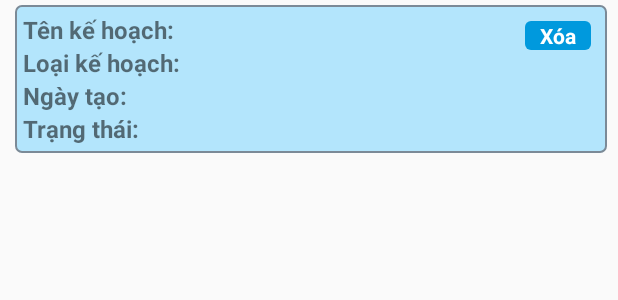
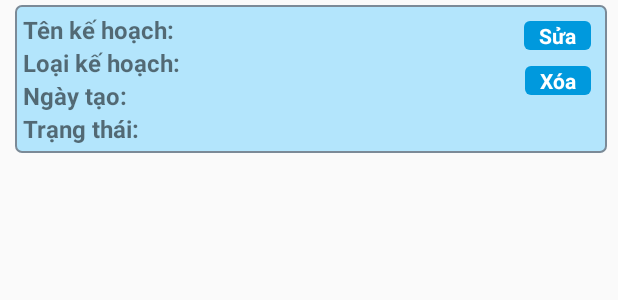
Before and after one commit to thanhhoang96/DoAnQLCSVC, an Android app: the layout item_qlkh.xml on its own in the app's theme, with its tools: preview values and no code run, on a phone screen of 412 x 824 dp. Shown: the top 300 px of the screen. Run offline under Robolectric (Android 15) with nearby library versions, the phone set to English and light mode, and no system bars.

Commit message:
sua chua

```diff
--- a/app/src/main/java/com/example/thanhhoang/qlcosovatchat/data/model/kehoach/KeHoach.kt
+++ b/app/src/main/java/com/example/thanhhoang/qlcosovatchat/data/model/kehoach/KeHoach.kt
@@ -1,6 +1,7 @@
 package com.example.thanhhoang.qlcosovatchat.data.model.kehoach
 
 import com.google.gson.annotations.SerializedName
+import java.io.Serializable
 
 data class KeHoach(
         @SerializedName("_id") var id: String,
@@ -8,4 +9,4 @@ data class KeHoach(
         @SerializedName("planStatus") var trangThaiKeHoach: Int,
         @SerializedName("createdAt") var ngayTaoKeHoach: String,
         @SerializedName("type") var loaiKeHoach: LoaiKeHoach?
-)
+): Serializable
--- a/app/src/main/res/layout/fragment_tao_moi_kh.xml
+++ b/app/src/main/res/layout/fragment_tao_moi_kh.xml
@@ -7,6 +7,7 @@
     android:orientation="vertical">
 
     <TextView
+        android:id="@+id/tvTitleKeHoach"
         android:layout_width="wrap_content"
         android:layout_height="wrap_content"
         android:layout_gravity="center"
--- a/app/src/main/res/layout/item_qlkh.xml
+++ b/app/src/main/res/layout/item_qlkh.xml
@@ -103,9 +103,28 @@
     </LinearLayout>
 
     <TextView
-        android:id="@+id/tvActionQlkh"
+        android:id="@+id/tvSuaQlkh"
         android:layout_width="wrap_content"
         android:layout_height="wrap_content"
+        android:layout_alignParentEnd="true"
+        android:layout_alignParentRight="true"
+        android:layout_margin="5dp"
+        android:layout_marginEnd="5dp"
+        android:layout_marginRight="5dp"
+        android:background="@drawable/bg_btn_login"
+        android:paddingLeft="10dp"
+        android:paddingRight="10dp"
+        android:text="@string/label_sua_qlkh"
+        android:textColor="@android:color/white"
+        android:textSize="14sp"
+        android:textStyle="bold"
+        tools:ignore="RelativeOverlap" />
+
+    <TextView
+        android:id="@+id/tvXoaQlkh"
+        android:layout_width="wrap_content"
+        android:layout_height="wrap_content"
+        android:layout_below="@id/tvSuaQlkh"
         android:layout_alignParentEnd="true"
         android:layout_alignParentRight="true"
         android:layout_margin="5dp"
--- a/app/src/main/res/values/strings.xml
+++ b/app/src/main/res/values/strings.xml
@@ -121,6 +121,10 @@
     <string name="tmkh_chon_thiet_bi_label_chon_thiet_bi">Chọn thiết bị</string>
     <string name="tmkh_chon_thiet_bi_label_thiet_bi">Thiết bị</string>
     <string name="tmkh_chon_thiet_bi_label_nhom_thiet_bi">Nhóm thiết bị</string>
+    <string name="label_sua_qlkh">Sửa</string>
+    <string name="sua_chua_ke_hoach_title">Sửa chữa kế hoạch</string>
+    <string name="sua_chua_ke_hoach_button">Sửa chữa</string>
+
 
     <!--State qlts-->
     <string-array name="state_array">
```
Also changed, not shown: app/src/main/java/com/example/thanhhoang/qlcosovatchat/ui/qlkh/QuanLiKeHoachAdater.kt (+9 -4 lines), app/src/main/java/com/example/thanhhoang/qlcosovatchat/ui/qlkh/QuanLiKeHoachFragment.kt (+8 -0 lines), app/src/main/java/com/example/thanhhoang/qlcosovatchat/ui/qlkh/taoKeHoach/TaoKeHoachFragment.kt (+22 -0 lines).
